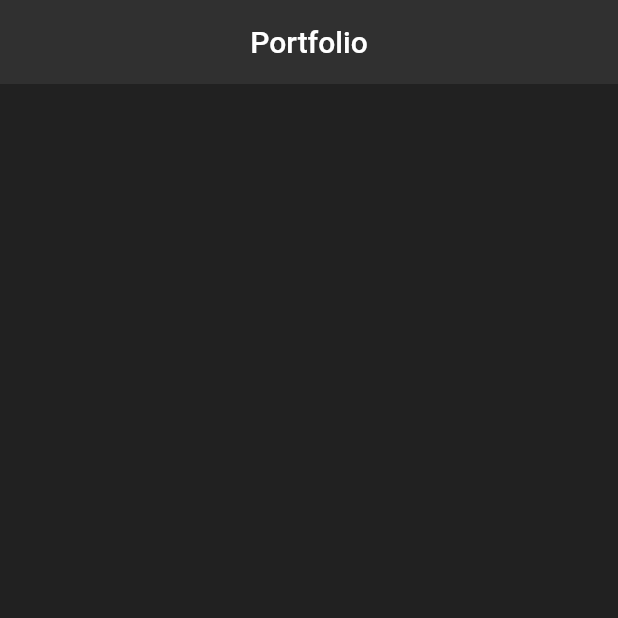
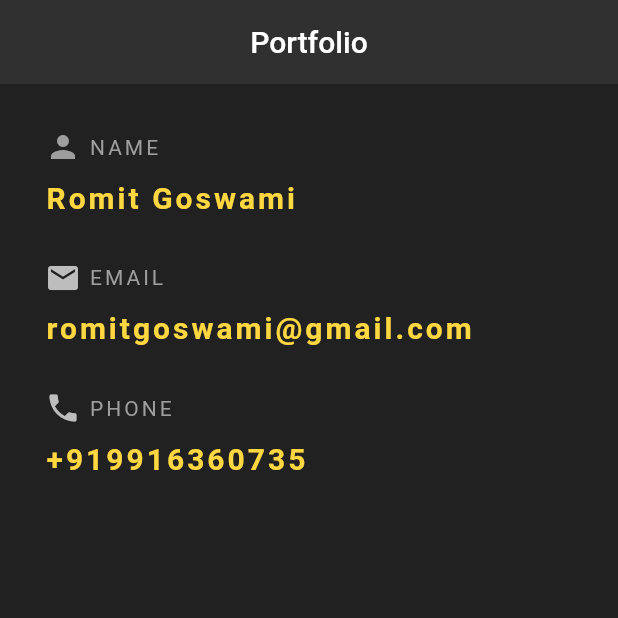
Before and after one commit to RomitRadical/portfolio-flutter, a Flutter app: the screen it shows after launch, on a phone screen of 412 x 824 dp, the top half of it. Run offline on Flutter 3.47's test engine with Material 2 defaults, Android fonts, the phone set to English and light mode, and no system bars.

Commit message:
porfolio details text

```diff
--- a/lib/main.dart
+++ b/lib/main.dart
@@ -15,6 +15,86 @@ class Porfolio extends StatelessWidget {
           backgroundColor: Colors.grey[850],
           elevation: 0,
         ),
-    );
+        body: Padding(
+            padding: EdgeInsets.fromLTRB(30, 30, 30, 0),
+            child: Column(
+              crossAxisAlignment: CrossAxisAlignment.start,
+              children: <Widget>[
+                Row(
+                  children: <Widget>[
+                    Icon(Icons.person, color: Colors.grey),
+                    SizedBox(width: 5),
+                    Text(
+                      'NAME',
+                      style: TextStyle(
+                        color: Colors.grey,
+                        letterSpacing: 2,
+                      ),
+                    ),
+                  ],
+                ),
+                SizedBox(height: 10),
+                Text(
+                  'Romit Goswami',
+                  style: TextStyle(
+                      color: Colors.amberAccent[200],
+                      letterSpacing: 2,
+                      fontSize: 20,
+                      fontWeight: FontWeight.bold),
+                ),
+                SizedBox(height: 30),
+                Row(
+                  children: <Widget>[
+                    Icon(
+                      Icons.email,
+                      color: Colors.grey[400],
+                    ),
+                    SizedBox(width: 5),
+                    Text(
+                      'EMAIL',
+                      style: TextStyle(
+                        color: Colors.grey,
+                        letterSpacing: 2,
+                      ),
+                    ),
+                  ],
+                ),
+                SizedBox(height: 10),
+                Text(
+                  'romitgoswami@gmail.com',
+                  style: TextStyle(
+                      color: Colors.amberAccent[200],
+                      letterSpacing: 2,
+                      fontSize: 20,
+                      fontWeight: FontWeight.bold),
+                ),
+                SizedBox(height: 30),
+                Row(
+                  children: <Widget>[
+                    Icon(
+                      Icons.phone,
+                      color: Colors.grey[400],
+                    ),
+                    SizedBox(width: 5),
+                    Text(
+                      'PHONE',
+                      style: TextStyle(
+                        color: Colors.grey,
+                        letterSpacing: 2,
+                      ),
+                    ),
+                  ],
+                ),
+                SizedBox(height: 10),
+                Text(
+                  '+919916360735',
+                  style: TextStyle(
+                      color: Colors.amberAccent[200],
+                      letterSpacing: 2,
+                      fontSize: 20,
+                      fontWeight: FontWeight.bold),
+                ),
+              ],
+            )));
   }
 }
```
Lines whose indentation alone changed are shown as unchanged.
